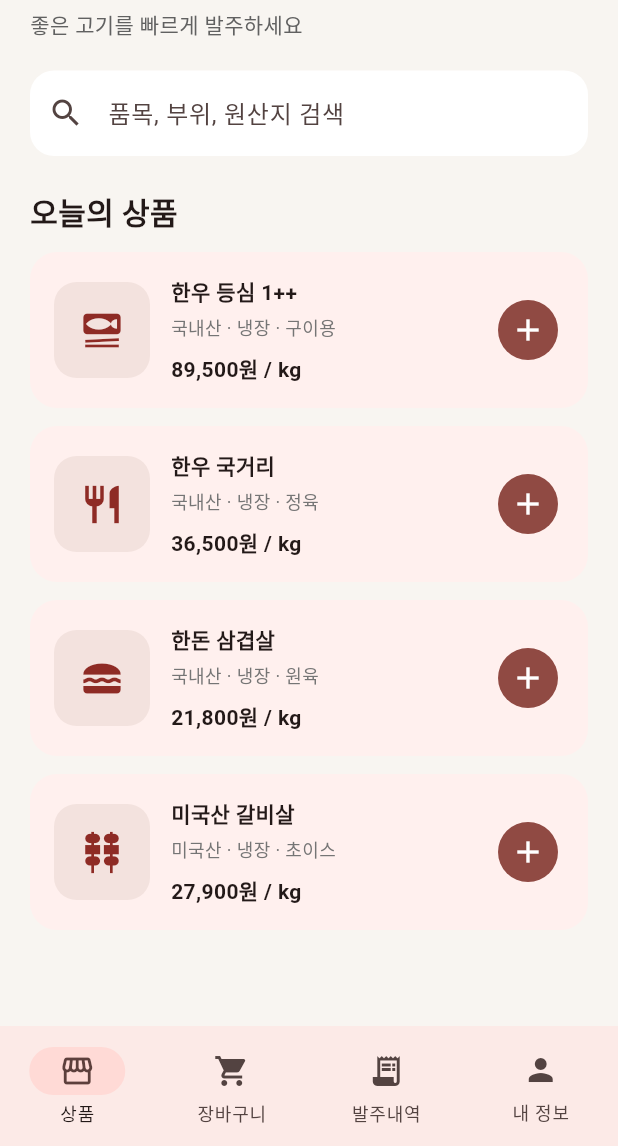
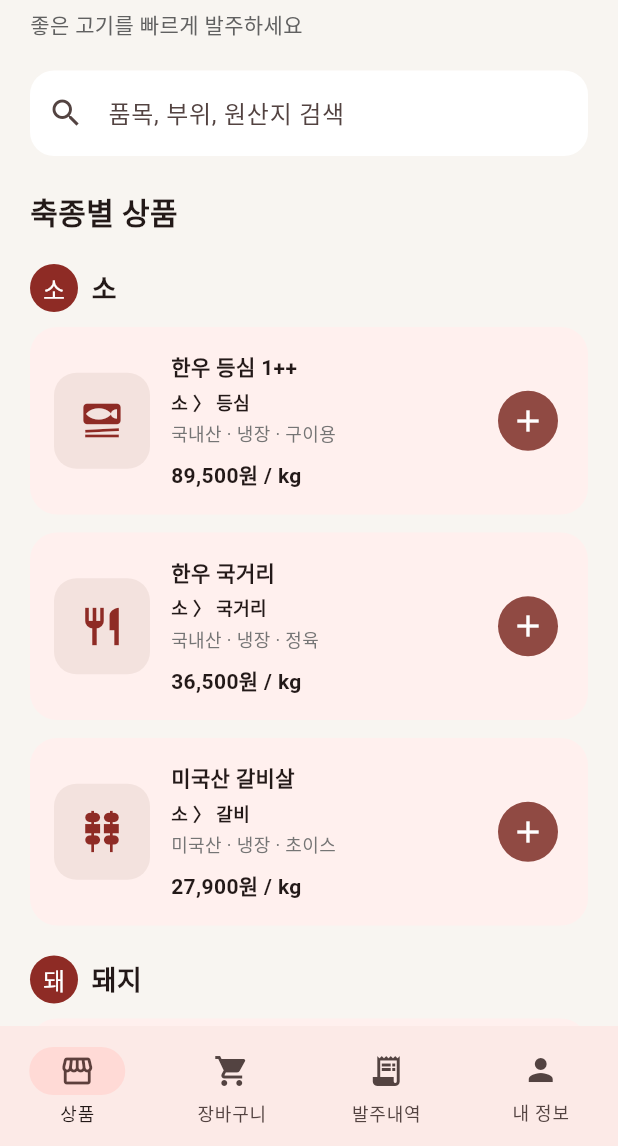
Before and after one commit to hellojun81/majang-order, a Flutter app: the MainShell screen opened directly, on a phone screen of 412 x 824 dp, the part 90-1236 px from its top. Run offline on Flutter 3.47's test engine with Material 3 defaults, Android fonts, the light colour scheme and no system bars; our stand-ins replace shared_preferences, supabase_flutter; accounts and stored records are empty.

Commit message:
feat: categorize products by animal and cut

```diff
--- a/lib/main.dart
+++ b/lib/main.dart
@@ -25,6 +25,8 @@ class Product {
     this.price,
     this.icon, {
     this.id,
+    this.animalType = '기타',
+    this.cutName = '',
     this.isActive = true,
   });
   final int? id;
@@ -33,6 +35,8 @@ class Product {
   final String unit;
   final int price;
   final IconData icon;
+  final String animalType;
+  final String cutName;
   bool isActive;
 
   Map<String, Object> toJson() => {
@@ -40,6 +44,8 @@ class Product {
         'detail': detail,
         'unit': unit,
         'price': price,
+        'animalType': animalType,
+        'cutName': cutName,
         'isActive': isActive,
       };
 
@@ -50,6 +56,8 @@ class Product {
         json['price'] as int,
         Icons.inventory_2_outlined,
         id: json['id'] as int?,
+        animalType: json['animalType'] as String? ?? '기타',
+        cutName: json['cutName'] as String? ?? '',
         isActive: json['isActive'] as bool? ?? true,
       );
 
@@ -64,11 +72,15 @@ class Product {
         (row['unit_price'] as num).round(),
         Icons.inventory_2_outlined,
         id: row['id'] as int,
+        animalType: row['animal_type'] as String? ?? '기타',
+        cutName: row['cut_name'] as String? ?? '',
         isActive: row['is_active'] as bool? ?? true,
       );
 
   Map<String, Object> toSupabase() => {
         'name': name,
+        'animal_type': animalType,
+        'cut_name': cutName,
         'origin': detail,
         'storage_type': 'chilled',
         'unit': switch (unit) {
@@ -274,7 +286,17 @@ class AppStore extends ChangeNotifier {
   static const _retailerApprovalKey = 'majang_order_retailer_approval_v1';
   final settings = OperationSettings();
   final List<Product> products = initialProducts
-      .map((product) => Product(product.name, product.detail, product.unit, product.price, product.icon))
+      .map(
+        (product) => Product(
+          product.name,
+          product.detail,
+          product.unit,
+          product.price,
+          product.icon,
+          animalType: product.animalType,
+          cutName: product.cutName,
+        ),
+      )
       .toList();
   final List<CartLine> cart = [];
   final List<DemoOrder> orders = [];
@@ -566,7 +588,7 @@ class AppStore extends ChangeNotifier {
     try {
       final rows = await Supabase.instance.client
           .from('products')
-          .select('id, name, origin, unit, unit_price, is_active')
+          .select('id, name, animal_type, cut_name, origin, unit, unit_price, is_active')
           .order('id');
       products
         ..clear()
@@ -580,16 +602,26 @@ class AppStore extends ChangeNotifier {
 
   Future<void> addProduct({
     required String name,
+    required String animalType,
+    required String cutName,
     required String detail,
     required String unit,
     required int price,
   }) {
-    final product = Product(name, detail, unit, price, Icons.inventory_2_outlined);
+    final product = Product(
+      name,
+      detail,
+      unit,
+      price,
+      Icons.inventory_2_outlined,
+      animalType: animalType,
+      cutName: cutName,
+    );
     if (AppConfig.hasSupabase && Supabase.instance.client.auth.currentUser != null) {
       return Supabase.instance.client
           .from('products')
           .insert(product.toSupabase())
-          .select('id, name, origin, unit, unit_price, is_active')
+          .select('id, name, animal_type, cut_name, origin, unit, unit_price, is_active')
           .single()
           .then((row) {
         products.insert(0, Product.fromSupabase(row));
@@ -1197,10 +1229,10 @@ class _SummaryCard extends StatelessWidget {
 }
 
 final initialProducts = [
-  Product('한우 등심 1++', '국내산 · 냉장 · 구이용', 'kg', 89500, Icons.set_meal),
-  Product('한우 국거리', '국내산 · 냉장 · 정육', 'kg', 36500, Icons.restaurant),
-  Product('한돈 삼겹살', '국내산 · 냉장 · 원육', 'kg', 21800, Icons.lunch_dining),
-  Product('미국산 갈비살', '미국산 · 냉장 · 초이스', 'kg', 27900, Icons.kebab_dining),
+  Product('한우 등심 1++', '국내산 · 냉장 · 구이용', 'kg', 89500, Icons.set_meal, animalType: '소', cutName: '등심'),
+  Product('한우 국거리', '국내산 · 냉장 · 정육', 'kg', 36500, Icons.restaurant, animalType: '소', cutName: '국거리'),
+  Product('한돈 삼겹살', '국내산 · 냉장 · 원육', 'kg', 21800, Icons.lunch_dining, animalType: '돼지', cutName: '삼겹살'),
+  Product('미국산 갈비살', '미국산 · 냉장 · 초이스', 'kg', 27900, Icons.kebab_dining, animalType: '소', cutName: '갈비'),
 ];
 
 class ProductsPage extends StatelessWidget {
@@ -1229,9 +1261,25 @@ class ProductsPage extends StatelessWidget {
           ),
         ),
         const SizedBox(height: 22),
-        const Text('오늘의 상품', style: TextStyle(fontSize: 20, fontWeight: FontWeight.w700)),
+        const Text('축종별 상품', style: TextStyle(fontSize: 20, fontWeight: FontWeight.w700)),
         const SizedBox(height: 12),
-        ...store.products.where((product) => product.isActive).map(
+        for (final animalType in ['소', '돼지', '닭', '양', '기타'])
+          if (store.products.any((product) => product.isActive && product.animalType == animalType)) ...[
+            Padding(
+              padding: const EdgeInsets.only(top: 8, bottom: 10),
+              child: Row(
+                children: [
+                  CircleAvatar(
+                    radius: 16,
+                    backgroundColor: const Color(0xFF8E2B25),
+                    child: Text(animalType.substring(0, 1), style: const TextStyle(color: Colors.white)),
+                  ),
+                  const SizedBox(width: 9),
+                  Text(animalType, style: const TextStyle(fontSize: 18, fontWeight: FontWeight.w800)),
+                ],
+              ),
+            ),
+            ...store.products.where((product) => product.isActive && product.animalType == animalType).map(
           (product) => Padding(
             padding: const EdgeInsets.only(bottom: 12),
             child: Card(
@@ -1255,6 +1303,9 @@ class ProductsPage extends StatelessWidget {
                         children: [
                           Text(product.name, style: const TextStyle(fontWeight: FontWeight.w700)),
                           const SizedBox(height: 4),
+                          if (product.cutName.isNotEmpty)
+                            Text('${product.animalType} 〉 ${product.cutName}', style: const TextStyle(fontSize: 12, fontWeight: FontWeight.w700)),
+                          if (product.cutName.isNotEmpty) const SizedBox(height: 3),
                           Text(product.detail, style: TextStyle(color: Colors.grey.shade600, fontSize: 12)),
                           const SizedBox(height: 8),
                           Text('${money(product.price)}원 / ${product.unit}', style: const TextStyle(fontWeight: FontWeight.w700)),
@@ -1276,6 +1327,7 @@ class ProductsPage extends StatelessWidget {
             ),
           ),
         ),
+          ],
       ],
     );
   }
@@ -1552,9 +1604,11 @@ class AdminPage extends StatelessWidget {
 
   Future<void> _showAddProductDialog(BuildContext context, AppStore store) async {
     final nameController = TextEditingController();
+    final cutController = TextEditingController();
     final detailController = TextEditingController(text: '국내산 · 냉장');
     final priceController = TextEditingController();
     var unit = 'kg';
+    var animalType = '소';
     final shouldSave = await showDialog<bool>(
       context: context,
       builder: (context) => StatefulBuilder(
@@ -1565,6 +1619,21 @@ class AdminPage extends StatelessWidget {
               mainAxisSize: MainAxisSize.min,
               children: [
                 TextField(controller: nameController, autofocus: true, decoration: const InputDecoration(labelText: '상품명')),
+                const SizedBox(height: 10),
+                DropdownButtonFormField<String>(
+                  initialValue: animalType,
+                  decoration: const InputDecoration(labelText: '축종'),
+                  items: const [
+                    DropdownMenuItem(value: '소', child: Text('소')),
+                    DropdownMenuItem(value: '돼지', child: Text('돼지')),
+                    DropdownMenuItem(value: '닭', child: Text('닭')),
+                    DropdownMenuItem(value: '양', child: Text('양')),
+                    DropdownMenuItem(value: '기타', child: Text('기타')),
+                  ],
+                  onChanged: (value) => setDialogState(() => animalType = value ?? animalType),
+                ),
+                const SizedBox(height: 10),
+                TextField(controller: cutController, decoration: const InputDecoration(labelText: '부위', hintText: '예: 등심, 삼겹살, 갈비')),
                 const SizedBox(height: 10),
                 TextField(controller: detailController, decoration: const InputDecoration(labelText: '원산지·보관·등급')),
                 const SizedBox(height: 10),
@@ -1598,12 +1667,15 @@ class AdminPage extends StatelessWidget {
     if (shouldSave == true && nameController.text.trim().isNotEmpty && price != null && price > 0) {
       store.addProduct(
         name: nameController.text.trim(),
+        animalType: animalType,
+        cutName: cutController.text.trim(),
         detail: detailController.text.trim(),
         unit: unit,
         price: price,
       );
     }
     nameController.dispose();
+    cutController.dispose();
     detailController.dispose();
     priceController.dispose();
   }
@@ -1678,7 +1750,9 @@ class AdminPage extends StatelessWidget {
               for (var index = 0; index < store.products.length; index++) ...[
                 SwitchListTile(
                   title: Text(store.products[index].name),
-                  subtitle: Text('${money(store.products[index].price)}원 / ${store.products[index].unit}'),
+                  subtitle: Text(
+                    '${store.products[index].animalType} 〉 ${store.products[index].cutName.isEmpty ? '부위 미지정' : store.products[index].cutName} · ${money(store.products[index].price)}원 / ${store.products[index].unit}',
+                  ),
                   value: store.products[index].isActive,
                   onChanged: (value) => store.toggleProduct(store.products[index], value),
                 ),
```
Also changed, not shown: 2 other files.
